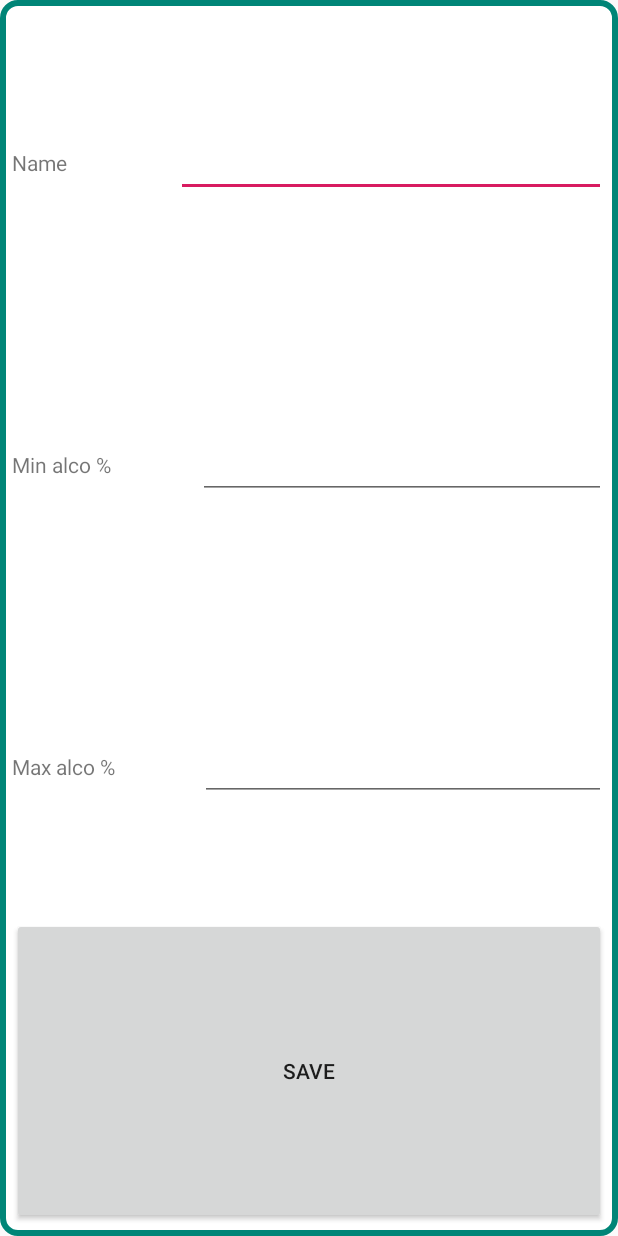
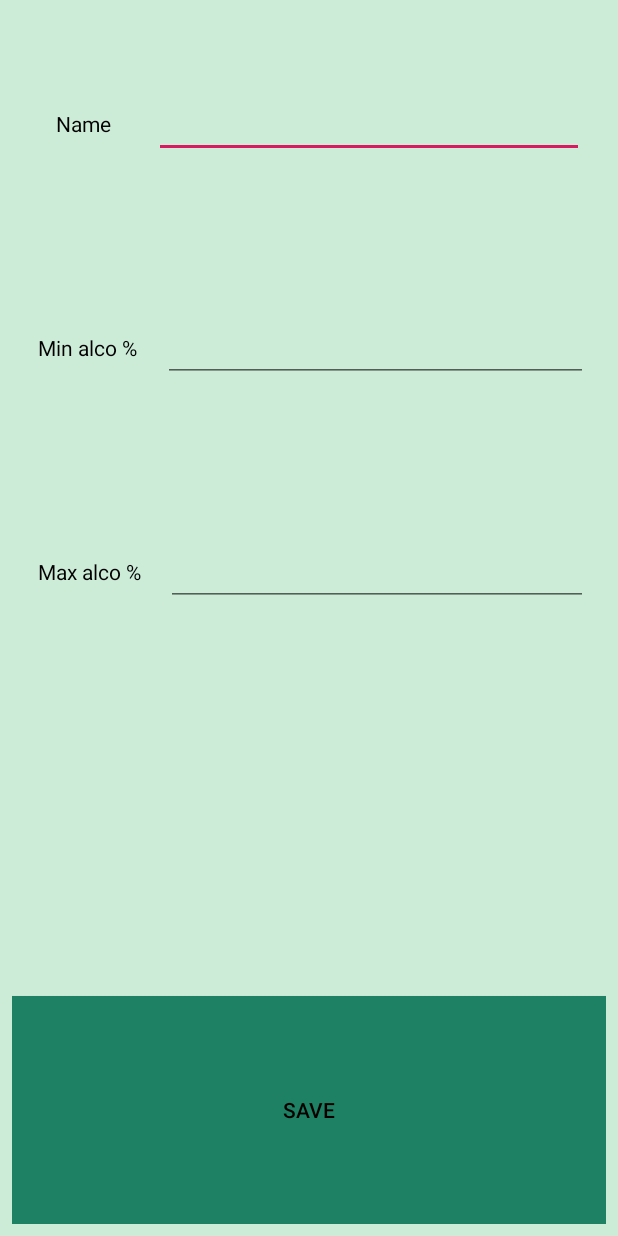
Before and after one commit to Kapibarabanka/AlcoDiary, an Android app: the layout pop_up_save_drink_type.xml on its own in the app's theme, with its tools: preview values and no code run, on a phone screen of 412 x 824 dp. Run offline under Robolectric (Android 15) with nearby library versions, the phone set to English and light mode, and no system bars.

Commit message:
Improved Pop-Ups, Changed back-end funtions

```diff
--- a/app/src/main/java/com/kapibarabanka/alcodiary/drinks/DrinkInfoPopUp.kt
+++ b/app/src/main/java/com/kapibarabanka/alcodiary/drinks/DrinkInfoPopUp.kt
@@ -21,7 +21,7 @@ class DrinkInfoPopUp  : AppCompatActivity() {
         val dm = DisplayMetrics()
         windowManager.defaultDisplay.getMetrics(dm)
 
-        val width: Int = (dm.widthPixels * 0.7).toInt()
+        val width: Int = (dm.widthPixels * 0.9).toInt()
         val height: Int = (dm.heightPixels * 0.7).toInt()
 
         window.setLayout(width, height)
@@ -50,8 +50,8 @@ class DrinkInfoPopUp  : AppCompatActivity() {
     private fun showDrinkinfo(drink: Drink) {
         nameText.setText(drink.name)
         typeText.setText(drink.type.toString())
-        markText.setText(drink.mark.toString())
-        alcoText.setText(drink.alco.toString())
+        RateDrinkConst.rating = drink.rating.toFloat()
+        alcoText.setText(drink.alcoholVolume.toString())
         commentText.setText(drink.comment)
     }
 }
--- a/app/src/main/java/com/kapibarabanka/alcodiary/drinks/DrinkType.kt
+++ b/app/src/main/java/com/kapibarabanka/alcodiary/drinks/DrinkType.kt
@@ -1,8 +1,8 @@
 package com.kapibarabanka.alcodiary.drinks
 
 class DrinkType(val name: String, val minAlco: Int, val maxAlco: Int) {
-    val defaultAlco: Int
-        get() = (this.minAlco + this.maxAlco) / 2
+    val defaultAlco: Double
+        get() = ((this.minAlco + this.maxAlco) / 2).toDouble()
 
     override fun toString(): String {
         return name
--- a/app/src/main/java/com/kapibarabanka/alcodiary/drinks/DrinksListAdapter.kt
+++ b/app/src/main/java/com/kapibarabanka/alcodiary/drinks/DrinksListAdapter.kt
@@ -41,7 +41,7 @@ class DrinksListAdapter(private val list: List<Drink>, private val onDrinkListen
         fun bind(drink: Drink) {
             dNameView?.text = drink.name
             dTypeView?.text = drink.type.name
-            dMarkView?.text = drink.mark.toString()
+            dMarkView?.text = drink.rating.toString()
         }
 
         override fun onClick(v: View?) {
--- a/app/src/main/java/com/kapibarabanka/alcodiary/drinks/SaveDrinkTypePopUp.kt
+++ b/app/src/main/java/com/kapibarabanka/alcodiary/drinks/SaveDrinkTypePopUp.kt
@@ -19,7 +19,7 @@ class SaveDrinkTypePopUp : AppCompatActivity() {
         val dm = DisplayMetrics()
         windowManager.defaultDisplay.getMetrics(dm)
 
-        val width: Int = (dm.widthPixels * 0.7).toInt()
+        val width: Int = (dm.widthPixels * 0.9).toInt()
         val height: Int = (dm.heightPixels * 0.7).toInt()
 
         window.setLayout(width, height)
--- a/app/src/main/res/layout/pop_up_save_drink_type.xml
+++ b/app/src/main/res/layout/pop_up_save_drink_type.xml
@@ -1,75 +1,142 @@
 <?xml version="1.0" encoding="utf-8"?>
-<android.support.constraint.ConstraintLayout
-        xmlns:android="http://schemas.android.com/apk/res/android"
+<android.support.constraint.ConstraintLayout xmlns:android="http://schemas.android.com/apk/res/android"
+        xmlns:app="http://schemas.android.com/apk/res-auto"
         xmlns:tools="http://schemas.android.com/tools"
-        xmlns:app="http://schemas.android.com/apk/res-auto"
         android:layout_width="match_parent"
         android:layout_height="match_parent"
-        android:background="@drawable/pop_bg"
-        tools:context="com.kapibarabanka.alcodiary.drinks.SaveDrinkTypePopUp"
-        android:layout_gravity="center">
+        android:layout_gravity="center"
+        android:background="#cdecd8"
+        tools:context="com.kapibarabanka.alcodiary.drinks.SaveDrinkTypePopUp">
+
     <LinearLayout
-            android:orientation="vertical"
+            android:id="@+id/linearLayout"
             android:layout_width="0dp"
             android:layout_height="0dp"
-            android:id="@+id/linearLayout"
+            android:layout_marginStart="8dp"
+            android:layout_marginLeft="8dp"
+            android:layout_marginTop="8dp"
+            android:layout_marginEnd="8dp"
+            android:layout_marginRight="8dp"
             android:layout_marginBottom="8dp"
-            app:layout_constraintBottom_toBottomOf="parent" android:layout_marginTop="8dp"
-            app:layout_constraintTop_toTopOf="parent" app:layout_constraintStart_toStartOf="parent"
-            android:layout_marginLeft="8dp" android:layout_marginStart="8dp" app:layout_constraintEnd_toEndOf="parent"
-            android:layout_marginEnd="8dp" android:layout_marginRight="8dp">
+            android:orientation="vertical"
+            app:layout_constraintBottom_toBottomOf="parent"
+            app:layout_constraintEnd_toEndOf="parent"
+            app:layout_constraintStart_toStartOf="parent"
+            app:layout_constraintTop_toTopOf="parent">
+
         <LinearLayout
+                android:id="@+id/nameRow"
+                android:layout_width="match_parent"
+                android:layout_height="wrap_content"
+                android:layout_weight="1"
+                android:background="#cdecd8"
+                android:gravity="center"
                 android:orientation="horizontal"
-                android:layout_width="match_parent"
-                android:layout_height="wrap_content" android:id="@+id/nameRow" android:gravity="center"
-                android:layout_weight="1">
+                android:weightSum="10">
+
             <TextView
-                    android:text="Name"
-                    android:layout_width="wrap_content"
-                    android:layout_height="wrap_content" android:id="@+id/nameLabel" android:layout_weight="1"/>
-            <EditText
+                    android:id="@+id/nameLabel"
                     android:layout_width="wrap_content"
                     android:layout_height="wrap_content"
-                    android:inputType="textPersonName"
-                    android:ems="10"
-                    android:id="@+id/nameText" android:layout_weight="1"/>
-        </LinearLayout>
-        <LinearLayout
-                android:orientation="horizontal"
-                android:layout_width="match_parent"
-                android:layout_height="wrap_content" android:id="@+id/minAlcoRow" android:gravity="center"
-                android:layout_weight="1">
-            <TextView
-                    android:text="Min alco %"
-                    android:layout_width="wrap_content"
-                    android:layout_height="wrap_content" android:id="@+id/minAlcoLabel" android:layout_weight="1"/>
+                    android:layout_weight="4"
+                    android:gravity="center"
+                    android:text="Name"
+                    android:textColor="#000000" />
+
             <EditText
+                    android:id="@+id/nameText"
                     android:layout_width="wrap_content"
                     android:layout_height="wrap_content"
-                    android:inputType="numberDecimal"
+                    android:layout_weight="5"
                     android:ems="10"
-                    android:id="@+id/minAlcoText" android:layout_weight="1"/>
-        </LinearLayout>
-        <LinearLayout
-                android:orientation="horizontal"
-                android:layout_width="match_parent"
-                android:layout_height="wrap_content" android:id="@+id/maxAlcoRow" android:gravity="center"
-                android:layout_weight="1">
-            <TextView
-                    android:text="Max alco %"
-                    android:layout_width="wrap_content"
-                    android:layout_height="wrap_content" android:id="@+id/maxAlcoLabel" android:layout_weight="1"/>
-            <EditText
+                    android:inputType="textPersonName" />
+
+            <Space
                     android:layout_width="wrap_content"
                     android:layout_height="wrap_content"
-                    android:inputType="numberDecimal"
+                    android:layout_weight="1" />
+        </LinearLayout>
+
+        <LinearLayout
+                android:id="@+id/minAlcoRow"
+                android:layout_width="match_parent"
+                android:layout_height="wrap_content"
+                android:layout_weight="1"
+                android:background="#cdecd8"
+                android:gravity="center"
+                android:orientation="horizontal"
+                android:weightSum="10">
+
+            <TextView
+                    android:id="@+id/minAlcoLabel"
+                    android:layout_width="wrap_content"
+                    android:layout_height="wrap_content"
+                    android:layout_weight="3"
+                    android:gravity="center"
+                    android:text="Min alco %"
+                    android:textColor="#000000" />
+
+            <EditText
+                    android:id="@+id/minAlcoText"
+                    android:layout_width="wrap_content"
+                    android:layout_height="wrap_content"
+                    android:layout_weight="6"
                     android:ems="10"
-                    android:id="@+id/maxAlcoText" android:layout_weight="1"/>
+                    android:inputType="numberDecimal" />
+
+            <Space
+                    android:layout_width="wrap_content"
+                    android:layout_height="wrap_content"
+                    android:layout_weight="1" />
         </LinearLayout>
+
+        <LinearLayout
+                android:id="@+id/maxAlcoRow"
+                android:layout_width="match_parent"
+                android:layout_height="wrap_content"
+                android:layout_weight="1"
+                android:background="#cdecd8"
+                android:gravity="center"
+                android:orientation="horizontal"
+                android:weightSum="10">
+
+            <TextView
+                    android:id="@+id/maxAlcoLabel"
+                    android:layout_width="wrap_content"
+                    android:layout_height="wrap_content"
+                    android:layout_weight="3"
+                    android:gravity="center"
+                    android:text="Max alco %"
+                    android:textColor="#000000" />
+
+            <EditText
+                    android:id="@+id/maxAlcoText"
+                    android:layout_width="wrap_content"
+                    android:layout_height="wrap_content"
+                    android:layout_weight="6"
+                    android:ems="10"
+                    android:inputType="numberDecimal" />
+
+            <Space
+                    android:layout_width="wrap_content"
+                    android:layout_height="wrap_content"
+                    android:layout_weight="1" />
+        </LinearLayout>
+
+        <Space
+                android:layout_width="match_parent"
+                android:layout_height="wrap_content"
+                android:layout_weight="2"
+                android:background="#cdecd8" />
+
         <Button
+                android:id="@+id/saveButton"
+                android:layout_width="match_parent"
+                android:layout_height="wrap_content"
+                android:layout_weight="1"
+                android:background="#1E8164"
+                android:onClick="onSaveClicked"
                 android:text="save"
-                android:layout_width="match_parent"
-                android:layout_height="wrap_content" android:id="@+id/saveButton" android:layout_weight="1"
-                android:onClick="onSaveClicked"/>
+                android:textColor="#000000" />
     </LinearLayout>
 </android.support.constraint.ConstraintLayout>
```
Also changed, not shown: app/src/main/java/com/kapibarabanka/alcodiary/ConstatValues.kt (+10 -10 lines), app/src/main/java/com/kapibarabanka/alcodiary/drinks/Drink.kt (+3 -5 lines), app/src/main/java/com/kapibarabanka/alcodiary/drinks/SaveDrinkPopUp.kt (+8 -8 lines), app/src/main/res/layout/pop_up_drink_info.xml (+21 -27 lines), app/src/main/res/layout/pop_up_save_drink.xml (+38 -71 lines).
